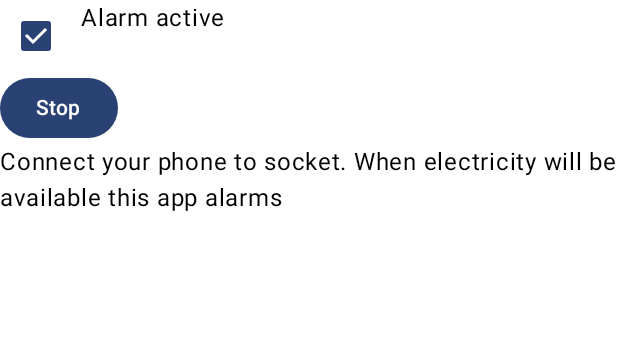
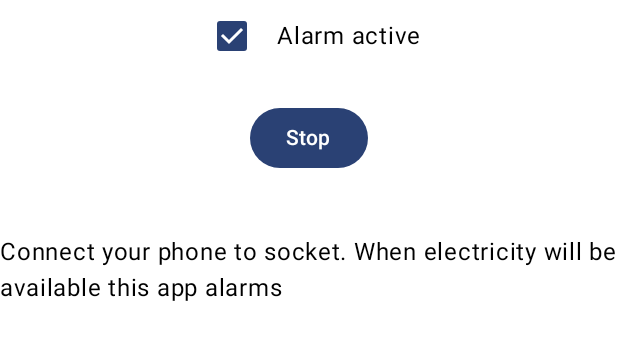
Before and after one commit to solvek/LightOnAlarm, an Android app built with Jetpack Compose: the @Preview function PortraitPreview, on a phone screen of 412 x 824 dp. Shown: the top 340 px of the screen. Run offline under Robolectric (Android 15) with nearby library versions, the phone set to English and light mode, and no system bars.

Commit message:
Fixed layout. More spaces.

```diff
--- a/feature-lightonalarm/src/main/java/com/solvek/lightonalarm/feature/lightonalarm/ui/LightOnAlarmScreen.kt
+++ b/feature-lightonalarm/src/main/java/com/solvek/lightonalarm/feature/lightonalarm/ui/LightOnAlarmScreen.kt
@@ -1,10 +1,16 @@
 package com.solvek.lightonalarm.feature.lightonalarm.ui
 
-import androidx.compose.foundation.layout.*
-import androidx.compose.material3.*
+import androidx.compose.foundation.layout.Column
+import androidx.compose.foundation.layout.Row
+import androidx.compose.foundation.layout.Spacer
+import androidx.compose.foundation.layout.size
+import androidx.compose.material3.Button
+import androidx.compose.material3.Checkbox
+import androidx.compose.material3.Text
 import androidx.compose.runtime.Composable
 import androidx.compose.runtime.getValue
 import androidx.compose.runtime.produceState
+import androidx.compose.ui.Alignment
 import androidx.compose.ui.Modifier
 import androidx.compose.ui.platform.LocalLifecycleOwner
 import androidx.compose.ui.res.stringResource
@@ -13,9 +19,9 @@ import androidx.compose.ui.unit.dp
 import androidx.hilt.navigation.compose.hiltViewModel
 import androidx.lifecycle.Lifecycle.State.STARTED
 import androidx.lifecycle.repeatOnLifecycle
-import com.solvek.lightonalarm.feature.lightonalarm.ui.LightOnAlarmUiState.Success
 import com.solvek.lightonalarm.core.ui.MyApplicationTheme
 import com.solvek.lightonalarm.feature.lightonalarm.R
+import com.solvek.lightonalarm.feature.lightonalarm.ui.LightOnAlarmUiState.Success
 
 @Composable
 fun LightOnAlarmScreen(modifier: Modifier = Modifier, viewModel: LightOnAlarmViewModel = hiltViewModel()) {
@@ -49,18 +55,21 @@ internal fun LightOnAlarmScreen(
     onStopPlaying: () -> Unit,
     modifier: Modifier = Modifier
 ) {
-    Column(modifier) {
-        Row {
+    Column(modifier, horizontalAlignment = Alignment.CenterHorizontally) {
+        Row (verticalAlignment = Alignment.CenterVertically){
             Checkbox(checked = isEnabled, onCheckedChange = onChangeAlarmSetting)
             Spacer(modifier = Modifier.size(6.dp))
             Text(stringResource(R.string.alarm_active))
         }
         if (isPlaying){
+            Spacer(Modifier.size(20.dp))
             Button(onClick = onStopPlaying) {
                 Text(stringResource(R.string.stop))
             }
         }
+        Spacer(Modifier.size(40.dp))
         Text(stringResource(R.string.help))
+        Spacer(Modifier.size(5.dp))
         Text(stringResource(R.string.stop_russians))
     }
 }
```
